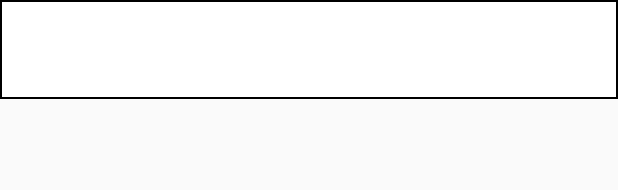
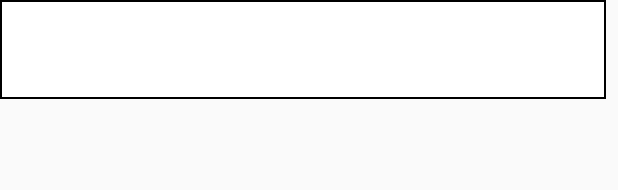
Before and after one commit to fs200714-imacocokoga-ayabe/app.name.buttler, an Android app: the layout data_character_status.xml on its own in the app's theme, with its tools: preview values and no code run, on a phone screen of 412 x 824 dp. Shown: the top 190 px of the screen. Run offline under Robolectric (Android 15) with nearby library versions, the light colour scheme and no system bars.

Commit message:
[2020/11/11] @6h キャラクター最大数チェックとエラー表示の作成、レイアウト修正

```diff
--- a/app/src/main/java/com/e/app_namebattler/BattleStartActivity.kt
+++ b/app/src/main/java/com/e/app_namebattler/BattleStartActivity.kt
@@ -9,7 +9,7 @@ class BattleStartActivity : AppCompatActivity() {
         super.onCreate(savedInstanceState)
         setContentView(R.layout.activity_battle_start)
 
-        // 戻るボタン
+        // 戻るボタンを押したときの処理
         battle_start_back_button.setOnClickListener{
             finish()
         }
--- a/app/src/main/res/layout/data_character_status.xml
+++ b/app/src/main/res/layout/data_character_status.xml
@@ -2,13 +2,15 @@
 <androidx.constraintlayout.widget.ConstraintLayout xmlns:android="http://schemas.android.com/apk/res/android"
     xmlns:app="http://schemas.android.com/apk/res-auto"
     xmlns:tools="http://schemas.android.com/tools"
-    android:layout_width="match_parent"
-    android:layout_height="match_parent">
+    android:layout_width="404dp"
+    android:layout_height="66dp">
 
     <LinearLayout
         android:id="@+id/data_character_status_id"
-        android:layout_width="0dp"
+        android:layout_width="404dp"
         android:layout_height="66dp"
+        android:layout_marginStart="3dp"
+        android:layout_marginEnd="3dp"
         android:background="@drawable/frame_line_01"
         android:orientation="vertical"
         app:layout_constraintEnd_toEndOf="parent"
@@ -16,63 +18,79 @@
         tools:layout_editor_absoluteY="1dp">
 
         <LinearLayout
-            android:layout_width="match_parent"
-            android:layout_height="33dp"
+            android:layout_width="wrap_content"
+            android:layout_height="wrap_content"
             android:orientation="horizontal">
 
             <TextView
                 android:id="@+id/data_character_name_text_id"
-                android:layout_width="300dp"
-                android:layout_height="33dp"
+                android:layout_width="310dp"
+                android:layout_height="32dp"
                 android:text=""
                 android:textAppearance="@style/TextAppearance.AppCompat.Large"
-                android:textSize="30sp" />
+                android:textSize="25sp" />
 
             <TextView
                 android:id="@+id/data_character_job_text_id"
-                android:layout_width="109dp"
-                android:layout_height="33dp"
+                android:layout_width="92dp"
+                android:layout_height="32dp"
+                android:gravity="right"
                 android:text=""
-                android:gravity="right"
                 android:textAppearance="@style/TextAppearance.AppCompat.Large"
-                android:textSize="30sp" />
+                android:textSize="25sp"
+                app:autoSizeTextType="uniform" />
         </LinearLayout>
 
         <LinearLayout
-            android:layout_width="match_parent"
-            android:layout_height="33dp"
+            android:layout_width="wrap_content"
+            android:layout_height="wrap_content"
             android:orientation="horizontal">
 
             <TextView
                 android:id="@+id/data_character_hp_text_id"
                 android:layout_width="70dp"
-                android:layout_height="33dp"
+                android:layout_height="31dp"
                 android:layout_gravity="center"
-                android:text="" />
+                android:text=""
+                android:textAppearance="@style/TextAppearance.AppCompat.Small"
+                android:textColor="?android:attr/textColorPrimary"
+                android:textSize="15sp" />
 
             <TextView
                 android:id="@+id/data_character_mp_text_id"
                 android:layout_width="70dp"
-                android:layout_height="33dp"
-                android:text="" />
+                android:layout_height="31dp"
+                android:text=""
+                android:textAppearance="@style/TextAppearance.AppCompat.Small"
+                android:textColor="?android:attr/textColorPrimary"
+                android:textSize="15sp" />
 
             <TextView
                 android:id="@+id/data_character_str_text_id"
                 android:layout_width="70dp"
-                android:layout_height="33dp"
-                android:text="" />
+                android:layout_height="31dp"
+                android:text=""
+                android:textAppearance="@style/TextAppearance.AppCompat.Small"
+                android:textColor="?android:attr/textColorPrimary"
+                android:textSize="15sp" />
 
             <TextView
                 android:id="@+id/data_character_def_text_id"
                 android:layout_width="70dp"
-                android:layout_height="33dp"
-                android:text="" />
+                android:layout_height="31dp"
+                android:text=""
+                android:textAppearance="@style/TextAppearance.AppCompat.Small"
+                android:textColor="?android:attr/textColorPrimary"
+                android:textSize="15sp" />
 
             <TextView
                 android:id="@+id/data_character_agi_text_id"
                 android:layout_width="70dp"
-                android:layout_height="33dp"
-                android:text="" />
+                android:layout_height="31dp"
+                android:text=""
+                android:textAppearance="@style/TextAppearance.AppCompat.Small"
+                android:textColor="?android:attr/textColorPrimary"
+                android:textSize="15sp" />
         </LinearLayout>
     </LinearLayout>
 
--- a/app/src/main/res/values/strings.xml
+++ b/app/src/main/res/values/strings.xml
@@ -3,7 +3,7 @@
     <string name="top_title">ネームバトラー</string>
     <string name="top_battle_start">バトル開始</string>
     <string name="top_character_list">キャラ一覧</string>
-    <string name="text_characterlist_a">キャラ一覧()</string>
+    <string name="text_characterlist_a">キャラ一覧</string>
     <string name="characterlist_back_button">戻る</string>
     <string name="characterlist_01_button" />
     <string name="characterlist_02_button" />
@@ -50,4 +50,7 @@
     <string name="created_character_Continuouslycharacter_text">続けて作成する</string>
     <string name="top_screen_character_list_button">キャラ一覧</string>
     <string name="top_screen_battle_start_button">バトル開始</string>
+    <string name="dialog_title">注意</string>
+    <string name="dialog_message">登録できるキャラクターの上限です</string>
+    <string name="dialog_btn_ok">OK</string>
 </resources>
```
Also changed, not shown: app/src/main/java/com/e/app_namebattler/CharacterCreatedActivity.kt (+35 -32 lines), app/src/main/java/com/e/app_namebattler/CharacterCreationActivity.kt (+2 -6 lines), app/src/main/java/com/e/app_namebattler/CharacterDetailActivity.kt (+14 -7 lines), app/src/main/java/com/e/app_namebattler/CharacterDialogFragment.kt (added, +39 -0 lines), app/src/main/java/com/e/app_namebattler/CharacterListActivity.kt (+6 -3 lines), app/src/main/java/com/e/app_namebattler/CharacterMaxCountCheckDialogFragment.kt (added, +38 -0 lines), app/src/main/java/com/e/app_namebattler/ListAdapter.kt (+8 -7 lines), app/src/main/res/layout/activity_character_list.xml (+4 -3 lines).
